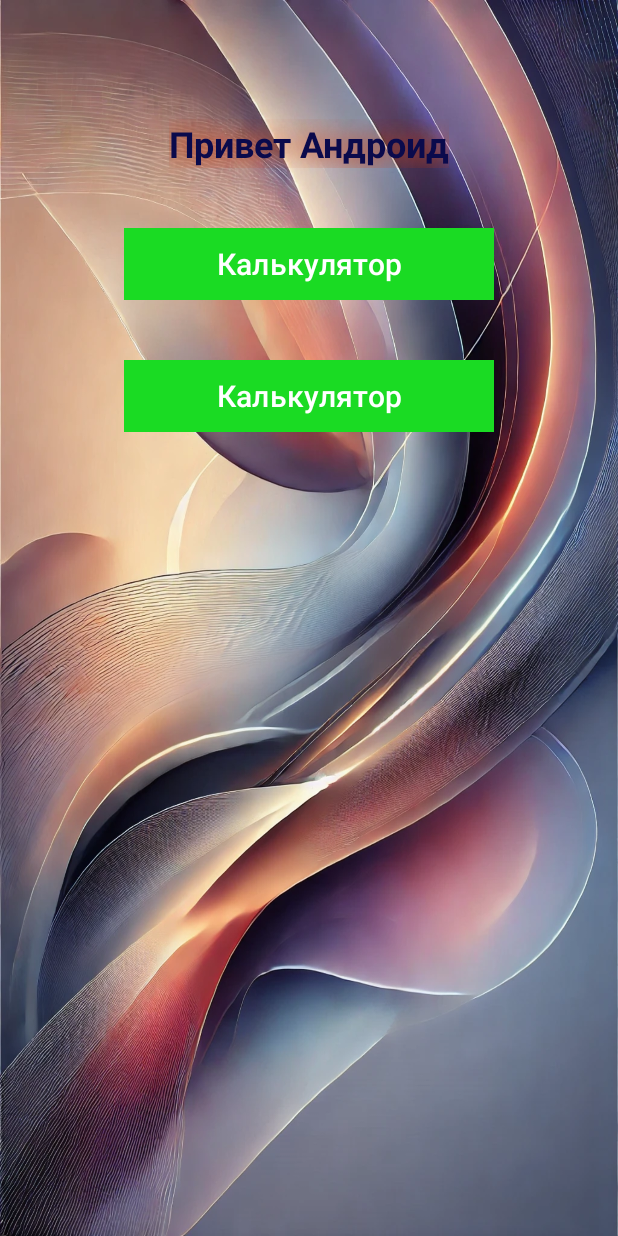
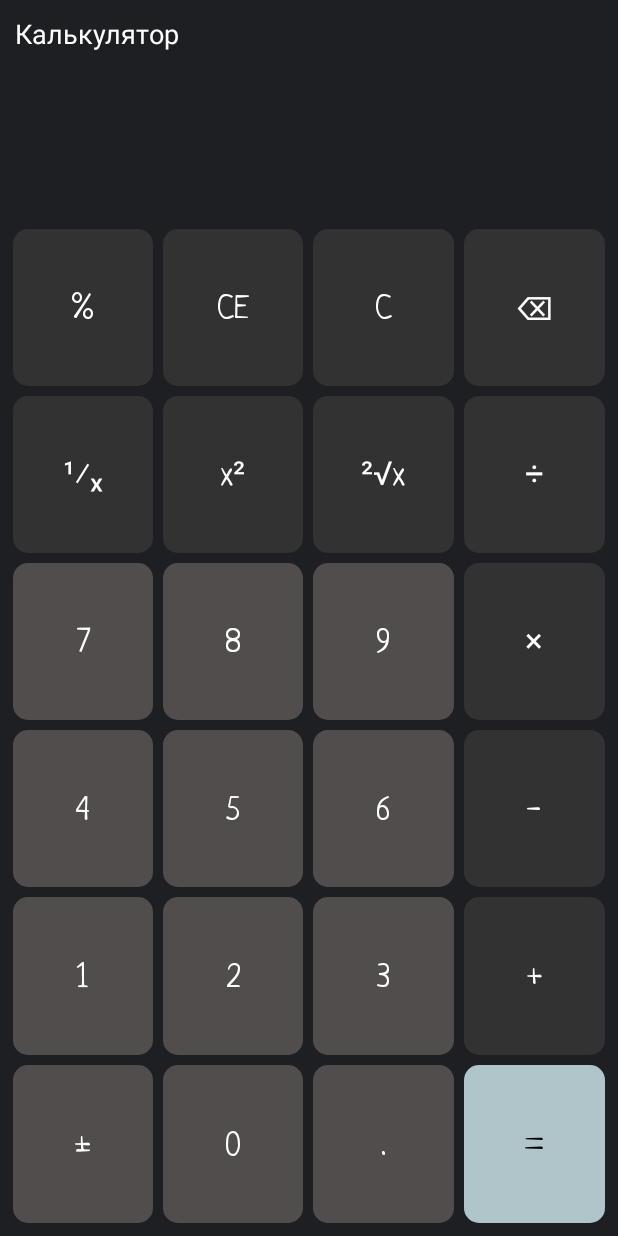
Before and after one commit to Stanislav-Putilin/Android, an Android app: the screen it shows after launch (MainActivity before the commit, CalcActivity after it), after a tap on "Калькулятор", on a phone screen of 412 x 824 dp. Run offline under Robolectric (Android 15) with nearby library versions, the phone set to English and light mode, and no system bars.

Commit message:
HW2-calc

```diff
--- a/app/src/main/AndroidManifest.xml
+++ b/app/src/main/AndroidManifest.xml
@@ -13,6 +13,9 @@
         android:theme="@style/Theme.AndroidPv221"
         tools:targetApi="31">
         <activity
+            android:name=".CalcActivity"
+            android:exported="false" />
+        <activity
             android:name=".MainActivity"
             android:exported="true">
             <intent-filter>
--- /dev/null
+++ b/app/src/main/java/itstep/learning/android_pv_221/CalcActivity.java
@@ -0,0 +1,14 @@
+package itstep.learning.android_pv_221;
+
+import androidx.appcompat.app.AppCompatActivity;
+
+import android.os.Bundle;
+
+public class CalcActivity extends AppCompatActivity {
+
+    @Override
+    protected void onCreate(Bundle savedInstanceState) {
+        super.onCreate(savedInstanceState);
+        setContentView(R.layout.activity_calc);
+    }
+}
--- a/app/src/main/java/itstep/learning/android_pv_221/MainActivity.java
+++ b/app/src/main/java/itstep/learning/android_pv_221/MainActivity.java
@@ -2,6 +2,7 @@ package itstep.learning.android_pv_221;
 
 import androidx.appcompat.app.AppCompatActivity;
 
+import android.content.Intent;
 import android.os.Bundle;
 import android.view.View;
 import android.widget.Toast;
@@ -18,6 +19,8 @@ public class MainActivity extends AppCompatActivity {
 
     private void onCalcButtonClick(View view)
     {
-        Toast.makeText(this, "Тут будет калькулятор", Toast.LENGTH_SHORT).show();
+        Intent intent = new Intent( MainActivity.this, CalcActivity.class);
+        startActivity(intent);
+        //Toast.makeText(this, "Тут будет калькулятор", Toast.LENGTH_SHORT).show();
     }
 }
--- /dev/null
+++ b/app/src/main/res/drawable/calc_btn_digit.xml
@@ -0,0 +1,9 @@
+<?xml version="1.0" encoding="utf-8"?>
+<shape
+    xmlns:android="http://schemas.android.com/apk/res/android"
+    android:shape="rectangle">
+
+    <corners android:radius="10dp"/>
+    <solid android:color="@color/calc_btn_digit"/>
+
+</shape>
--- /dev/null
+++ b/app/src/main/res/drawable/calc_btn_equal.xml
@@ -0,0 +1,9 @@
+<?xml version="1.0" encoding="utf-8"?>
+<shape
+    xmlns:android="http://schemas.android.com/apk/res/android"
+    android:shape="rectangle">
+
+    <corners android:radius="10dp"/>
+    <solid android:color="@color/calc_btn_equal"/>
+
+</shape>
--- /dev/null
+++ b/app/src/main/res/drawable/calc_btn_operation.xml
@@ -0,0 +1,7 @@
+<?xml version="1.0" encoding="utf-8"?>
+<shape
+    xmlns:android="http://schemas.android.com/apk/res/android"
+    android:shape="rectangle">
+    <corners android:radius="10dp"/>
+    <solid android:color="@color/calc_btn_operation"/>
+</shape>
--- /dev/null
+++ b/app/src/main/res/layout/activity_calc.xml
@@ -0,0 +1,188 @@
+<?xml version="1.0" encoding="utf-8"?>
+<LinearLayout xmlns:android="http://schemas.android.com/apk/res/android"
+    xmlns:app="http://schemas.android.com/apk/res-auto"
+    xmlns:tools="http://schemas.android.com/tools"
+    android:layout_width="match_parent"
+    android:layout_height="match_parent"
+    android:orientation="vertical"
+    android:background="@color/calc_layout_background"
+    tools:context=".CalcActivity">
+
+    <TextView
+        android:layout_width="match_parent"
+        android:layout_height="wrap_content"
+        android:text="@string/calc_tv_title"
+        android:textColor="@color/calc_text_color"
+        android:textSize="18sp"
+        android:padding="10dp"
+        />
+
+    <TextView
+        android:id="@+id/calc_tv_history"
+        android:layout_width="match_parent"
+        android:layout_height="wrap_content"
+        android:paddingHorizontal="20dp"
+        android:textAlignment="viewEnd"
+        android:textColor="@color/calc_history_color"
+        android:textSize="20sp"
+        tools:text="5 - 3 ="
+        />
+
+    <TextView
+        android:id="@+id/calc_tv_result"
+        android:layout_width="match_parent"
+        android:layout_height="wrap_content"
+        android:paddingHorizontal="20dp"
+        android:textAlignment="viewEnd"
+        android:textColor="@color/calc_text_color"
+        android:textSize="54sp"
+        android:textStyle="bold"
+        tools:text="2"
+        />
+
+    <LinearLayout
+        android:layout_width="match_parent"
+        android:layout_height="match_parent"
+        android:layout_margin="5dp"
+        android:orientation="vertical">
+
+        <LinearLayout
+            android:layout_width="match_parent"
+            android:layout_height="0dp"
+            android:layout_weight="1"
+            android:orientation="horizontal">
+            <Button
+                android:id="@+id/calc_btn_percent"
+                style="@style/calc_btn_operation"
+                android:text="@string/calc_btn_percent"/>
+            <Button
+                android:id="@+id/calc_btn_ce"
+                style="@style/calc_btn_operation"
+                android:text="@string/calc_btn_ce"/>
+            <Button
+                android:id="@+id/calc_btn_c"
+                style="@style/calc_btn_operation"
+                android:text="@string/calc_btn_c"/>
+            <Button
+                android:id="@+id/calc_btn_backspace"
+                style="@style/calc_btn_operation"
+                android:text="@string/calc_btn_backspace"/>
+        </LinearLayout>
+
+        <LinearLayout
+            android:layout_width="match_parent"
+            android:layout_height="0dp"
+            android:layout_weight="1"
+            android:orientation="horizontal">
+            <Button
+                android:id="@+id/calc_btn_inverse"
+                style="@style/calc_btn_operation"
+                android:text="@string/calc_btn_inverse"/>
+            <Button
+                android:id="@+id/calc_btn_square"
+                style="@style/calc_btn_operation"
+                android:text="@string/calc_btn_square"/>
+            <Button
+                android:id="@+id/calc_btn_sqrt"
+                style="@style/calc_btn_operation"
+                android:text="@string/calc_btn_sqrt"/>
+            <Button
+                android:id="@+id/calc_btn_divide"
+                style="@style/calc_btn_operation"
+                android:text="@string/calc_btn_divide"/>
+        </LinearLayout>
+
+        <LinearLayout
+            android:layout_width="match_parent"
+            android:layout_height="0dp"
+            android:layout_weight="1"
+            android:orientation="horizontal">
+            <Button
+                android:id="@+id/calc_btn_digit_7"
+                style="@style/calc_btn_digit"
+                android:text="@string/calc_btn_digit_7"/>
+            <Button
+                android:id="@+id/calc_btn_digit_8"
+                style="@style/calc_btn_digit"
+                android:text="@string/calc_btn_digit_8"/>
+            <Button
+                android:id="@+id/calc_btn_digit_9"
+                style="@style/calc_btn_digit"
+                android:text="@string/calc_btn_digit_9"/>
+            <Button
+                android:id="@+id/calc_btn_multiply"
+                style="@style/calc_btn_operation"
+                android:text="@string/calc_btn_multiply"/>
+        </LinearLayout>
+
+        <LinearLayout
+            android:layout_width="match_parent"
+            android:layout_height="0dp"
+            android:layout_weight="1"
+            android:orientation="horizontal">
+            <Button
+                android:id="@+id/calc_btn_digit_4"
+                style="@style/calc_btn_digit"
+                android:text="@string/calc_btn_digit_4"/>
+            <Button
+                android:id="@+id/calc_btn_digit_5"
+                style="@style/calc_btn_digit"
+                android:text="@string/calc_btn_digit_5"/>
+            <Button
+                android:id="@+id/calc_btn_digit_6"
+                style="@style/calc_btn_digit"
+                android:text="@string/calc_btn_digit_6"/>
+            <Button
+                android:id="@+id/calc_btn_minus"
+                style="@style/calc_btn_operation"
+                android:text="@string/calc_btn_minus"/>
+        </LinearLayout>
+
+        <LinearLayout
+            android:layout_width="match_parent"
+            android:layout_height="0dp"
+            android:layout_weight="1"
+            android:orientation="horizontal">
+            <Button
+                android:id="@+id/calc_btn_digit_1"
+                style="@style/calc_btn_digit"
+                android:text="@string/calc_btn_digit_1"/>
+            <Button
+                android:id="@+id/calc_btn_digit_2"
+                style="@style/calc_btn_digit"
+                android:text="@string/calc_btn_digit_2"/>
+            <Button
+                android:id="@+id/calc_btn_digit_3"
+                style="@style/calc_btn_digit"
+                android:text="@string/calc_btn_digit_3"/>
+            <Button
+                android:id="@+id/calc_btn_plus"
+                style="@style/calc_btn_operation"
+                android:text="@string/calc_btn_plus"/>
+        </LinearLayout>
+        <LinearLayout
+            android:layout_width="match_parent"
+            android:layout_height="0dp"
+            android:layout_weight="1"
+            android:orientation="horizontal">
+            <Button
+                android:id="@+id/calc_btn_pm"
+                style="@style/calc_btn_digit"
+                android:text="@string/calc_btn_pm"/>
+            <Button
+                android:id="@+id/calc_btn_digit_0"
+                style="@style/calc_btn_digit"
+                android:text="@string/calc_btn_digit_0"/>
+            <Button
+                android:id="@+id/calc_btn_coma"
+                style="@style/calc_btn_digit"
+                android:text="@string/calc_btn_coma"/>
+            <Button
+                android:id="@+id/calc_btn_equal"
+                style="@style/calc_btn_equal"
+                android:text="@string/calc_btn_equal"/>
+        </LinearLayout>
+
+    </LinearLayout>
+
+</LinearLayout>
--- a/app/src/main/res/values/colors.xml
+++ b/app/src/main/res/values/colors.xml
@@ -4,12 +4,19 @@
     <color name="white">#FFFFFFFF</color>
 
     <color name="app_background">#FFEBEE</color>
+    <color name="app_foreground">#0A0A4C</color>
+    <color name="main_btn_background">#1ADB23</color>
+    <color name="app_shadow">#D34012</color>
+
+    <color name="calc_layout_background">#1E1F22</color>
+    <color name="calc_text_color">#FEFEFE</color>
+    <color name="calc_history_color">#A5A5A5</color>
+    <color name="calc_btn_digit">#514D4D</color>
+    <color name="calc_btn_operation">#323232</color>
+    <color name="calc_btn_equal">#AFC5CA</color>
+
+    <color name="calc_text_color_equal">#000000</color>
 
 
-    <color name="app_foreground">#0A0A4C</color>
-
-    <color name="main_btn_background">#1ADB23</color>
-
-    <color name="app_shadow">#D34012</color>
 
 </resources>
--- a/app/src/main/res/values/strings.xml
+++ b/app/src/main/res/values/strings.xml
@@ -2,4 +2,33 @@
     <string name="app_name">Android-Pv-221</string>
     <string name="app_title">Привет Андроид</string>
     <string name="main_btn_calc">Калькулятор</string>
+
+    <string name="calc_tv_title">Калькулятор</string>
+
+    <!-- region Calc -->
+    <string name="calc_btn_percent">%</string>
+    <string name="calc_btn_ce">CE</string>
+    <string name="calc_btn_c">C</string>
+    <string name="calc_btn_backspace">\u232B</string>
+    <string name="calc_btn_inverse">\u00B9\u2044\u2093</string>
+    <string name="calc_btn_square">x\u00B2</string>
+    <string name="calc_btn_sqrt">\u00B2\u221A\u0078</string>
+    <string name="calc_btn_divide">\u00F7</string>
+    <string name="calc_btn_multiply">\u00D7</string>
+    <string name="calc_btn_minus">-</string>
+    <string name="calc_btn_plus">+</string>
+    <string name="calc_btn_pm">\u00B1</string>
+    <string name="calc_btn_coma">.</string>
+    <string name="calc_btn_equal">=</string>
+    <string name="calc_btn_digit_0">0</string>
+    <string name="calc_btn_digit_1">1</string>
+    <string name="calc_btn_digit_2">2</string>
+    <string name="calc_btn_digit_3">3</string>
+    <string name="calc_btn_digit_4">4</string>
+    <string name="calc_btn_digit_5">5</string>
+    <string name="calc_btn_digit_6">6</string>
+    <string name="calc_btn_digit_7">7</string>
+    <string name="calc_btn_digit_8">8</string>
+    <string name="calc_btn_digit_9">9</string>
+    <!-- endregion -->
 </resources>
--- /dev/null
+++ b/app/src/main/res/values/styles.xml
@@ -0,0 +1,28 @@
+<?xml version="1.0" encoding="utf-8"?>
+<resources>
+
+    <style name="calc_btn">
+        <item name="android:fontFamily">@font/neucharegular</item>
+        <item name="android:textSize">22sp</item>
+        <item name="android:textStyle">normal</item>
+        <item name="android:layout_width">0dp</item>
+        <item name="android:layout_weight">1</item>
+        <item name="android:layout_height">match_parent</item>
+        <item name="android:layout_margin">3dp</item>
+        <item name="backgroundTint">@null</item>
+    </style>
+
+    <style name="calc_btn_operation" parent="calc_btn">
+        <item name="android:background">@drawable/calc_btn_operation</item>
+    </style>
+
+    <style name="calc_btn_digit" parent="calc_btn">
+        <item name="android:background">@drawable/calc_btn_digit</item>
+    </style>
+
+    <style name="calc_btn_equal" parent="calc_btn">
+        <item name="android:background">@drawable/calc_btn_equal</item>
+        <item name="android:textColor">@color/calc_text_color_equal</item>
+    </style>
+
+</resources>
```
Also changed, not shown: app/src/main/res/font/neucharegular.ttf (added), 1 other file.
